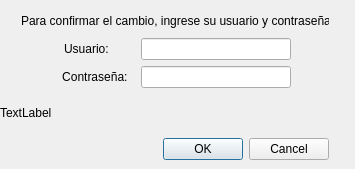
First picture: the form in windows/templates/Confirmacion.ui, repository HitomiD/Proyecto-Desarrollo, before the edit.
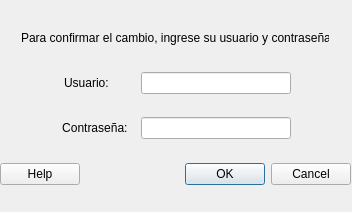
Second picture: the form after the edit. Icons and pictures are not drawn.

What changed in the file:
```diff
--- a/windows/templates/Confirmacion.ui
+++ b/windows/templates/Confirmacion.ui
@@ -6,8 +6,8 @@
    <rect>
     <x>0</x>
     <y>0</y>
-    <width>355</width>
-    <height>169</height>
+    <width>352</width>
+    <height>212</height>
    </rect>
   </property>
   <property name="sizePolicy">
@@ -29,7 +29,7 @@
      <x>0</x>
      <y>10</y>
      <width>351</width>
-     <height>151</height>
+     <height>196</height>
     </rect>
    </property>
    <layout class="QVBoxLayout" name="verticalLayout">
@@ -279,12 +279,52 @@
      </layout>
     </item>
     <item>
-     <widget class="QLabel" name="label_2">
-      <property name="text">
-       <string>TextLabel</string>
+     <layout class="QHBoxLayout" name="horizontalLayout_4">
+      <item>
+       <widget class="QDialogButtonBox" name="Ayuda">
+        <property name="maximumSize">
+         <size>
+          <width>330</width>
+          <height>30</height>
+         </size>
+        </property>
+        <property name="layoutDirection">
+         <enum>Qt::LeftToRight</enum>
+        </property>
+        <property name="orientation">
+         <enum>Qt::Horizontal</enum>
+        </property>
+        <property name="standardButtons">
+         <set>QDialogButtonBox::Help</set>
       </property>
      </widget>
     </item>
+      <item>
+       <spacer name="horizontalSpacer_7">
+        <property name="orientation">
+         <enum>Qt::Horizontal</enum>
+        </property>
+        <property name="sizeHint" stdset="0">
+         <size>
+          <width>40</width>
+          <height>20</height>
+         </size>
+        </property>
+       </spacer>
+      </item>
+      <item>
+       <spacer name="horizontalSpacer_8">
+        <property name="orientation">
+         <enum>Qt::Horizontal</enum>
+        </property>
+        <property name="sizeHint" stdset="0">
+         <size>
+          <width>40</width>
+          <height>20</height>
+         </size>
+        </property>
+       </spacer>
+      </item>
     <item>
      <widget class="QDialogButtonBox" name="buttonBox">
       <property name="maximumSize">
@@ -300,6 +340,8 @@
        <set>QDialogButtonBox::Cancel|QDialogButtonBox::Ok</set>
       </property>
      </widget>
+      </item>
+     </layout>
     </item>
    </layout>
   </widget>
```
Lines whose indentation alone changed are shown as unchanged.
